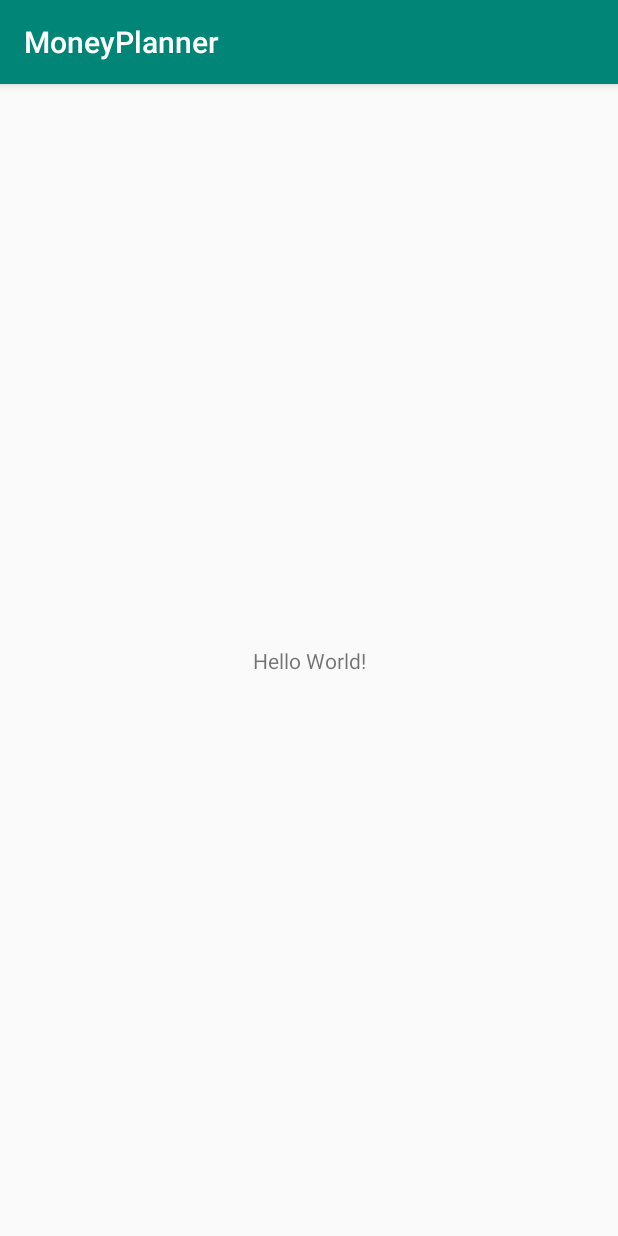
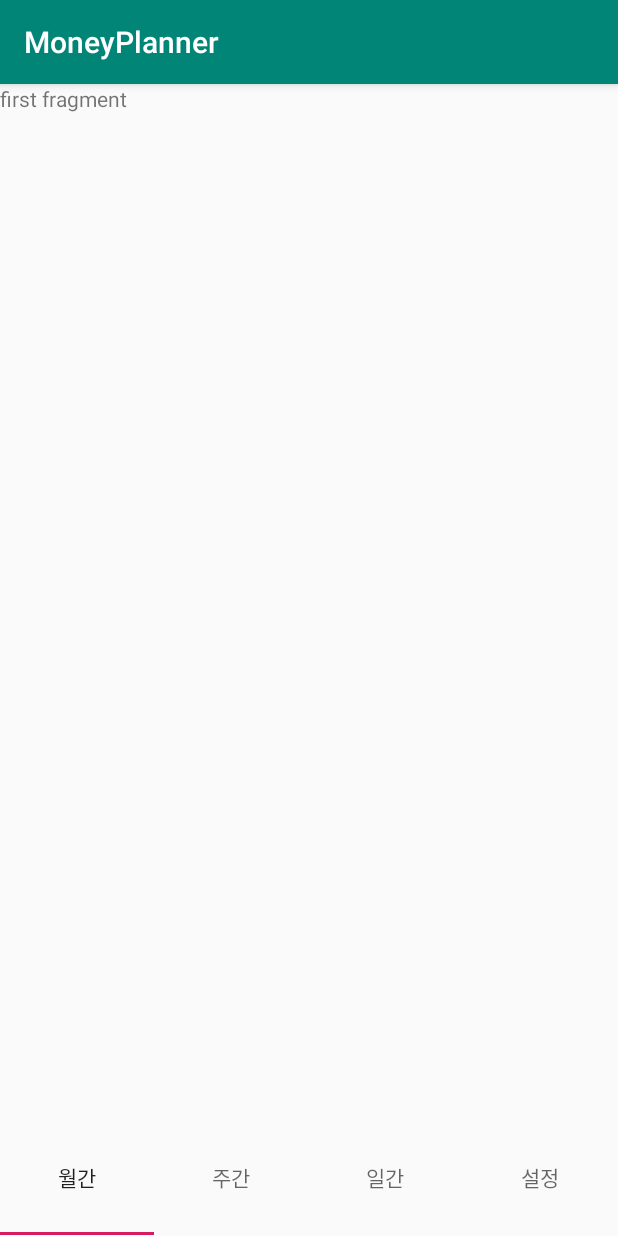
Before and after one commit to Junghun0/MoneyPlanner, an Android app: the screen it shows after launch (MainActivity), on a phone screen of 412 x 824 dp. Run offline under Robolectric (Android 15) with nearby library versions, the phone set to English and light mode, and no system bars; our stand-ins replace ButterKnife.

Commit message:
add : tablayout / fragment

```diff
--- a/app/src/main/AndroidManifest.xml
+++ b/app/src/main/AndroidManifest.xml
@@ -9,10 +9,10 @@
         android:roundIcon="@mipmap/ic_launcher_round"
         android:supportsRtl="true"
         android:theme="@style/AppTheme">
-        <activity android:name=".MainActivity">
+        <activity android:name=".Activity.MainActivity">
         </activity>
 
-        <activity android:name=".SplashActivity"
+        <activity android:name=".Activity.SplashActivity"
             android:theme="@style/SplashTheme">
             <intent-filter>
                 <action android:name="android.intent.action.MAIN" />
--- /dev/null
+++ b/app/src/main/java/com/example/parkjunghun/moneyplanner/Activity/Adapter/ViewPagerAdapter.java
@@ -0,0 +1,47 @@
+package com.example.parkjunghun.moneyplanner.Activity.Adapter;
+
+import android.content.Context;
+import android.support.v4.app.Fragment;
+import android.support.v4.app.FragmentManager;
+import android.support.v4.app.FragmentPagerAdapter;
+
+import com.example.parkjunghun.moneyplanner.Activity.Fragment.First_Fragment;
+import com.example.parkjunghun.moneyplanner.Activity.Fragment.Fourth_Fragment;
+import com.example.parkjunghun.moneyplanner.Activity.Fragment.Second_Fragment;
+import com.example.parkjunghun.moneyplanner.Activity.Fragment.Third_Fragment;
+
+public class ViewPagerAdapter extends FragmentPagerAdapter {
+    private Context context;
+
+    public ViewPagerAdapter(FragmentManager fm, Context context) {
+        super(fm);
+        this.context = context;
+    }
+
+    @Override
+    public Fragment getItem(int i) {
+        switch (i){
+            case 0 :
+                return new First_Fragment();
+            case 1:
+                return new Second_Fragment();
+            case 2:
+                return new Third_Fragment();
+            case 3:
+                return new Fourth_Fragment();
+
+            default:
+                return null;
+        }
+    }
+
+    @Override
+    public int getCount() {
+        return 4;
+    }
+
+    @Override
+    public int getItemPosition(Object object) {
+        return POSITION_NONE;
+    }
+}
--- /dev/null
+++ b/app/src/main/java/com/example/parkjunghun/moneyplanner/Activity/Fragment/First_Fragment.java
@@ -0,0 +1,23 @@
+package com.example.parkjunghun.moneyplanner.Activity.Fragment;
+
+import android.os.Bundle;
+import android.support.annotation.NonNull;
+import android.support.annotation.Nullable;
+import android.support.v4.app.Fragment;
+import android.view.LayoutInflater;
+import android.view.View;
+import android.view.ViewGroup;
+
+import com.example.parkjunghun.moneyplanner.R;
+
+public class First_Fragment extends Fragment {
+
+    @Nullable
+    @Override
+    public View onCreateView(@NonNull LayoutInflater inflater, @Nullable ViewGroup container, @Nullable Bundle savedInstanceState) {
+        View view = inflater.inflate(R.layout.first_fragment_layout, container, false);
+
+
+        return view;
+    }
+}
--- /dev/null
+++ b/app/src/main/java/com/example/parkjunghun/moneyplanner/Activity/Fragment/Second_Fragment.java
@@ -0,0 +1,22 @@
+package com.example.parkjunghun.moneyplanner.Activity.Fragment;
+
+import android.os.Bundle;
+import android.support.annotation.NonNull;
+import android.support.annotation.Nullable;
+import android.support.v4.app.Fragment;
+import android.view.LayoutInflater;
+import android.view.View;
+import android.view.ViewGroup;
+
+import com.example.parkjunghun.moneyplanner.R;
+
+public class Second_Fragment extends Fragment {
+
+    @Nullable
+    @Override
+    public View onCreateView(@NonNull LayoutInflater inflater, @Nullable ViewGroup container, @Nullable Bundle savedInstanceState) {
+        View view = inflater.inflate(R.layout.second_fragment_layout, container, false);
+
+        return view;
+    }
+}
--- /dev/null
+++ b/app/src/main/java/com/example/parkjunghun/moneyplanner/Activity/MainActivity.java
@@ -0,0 +1,38 @@
+package com.example.parkjunghun.moneyplanner.Activity;
+
+import android.os.Bundle;
+import android.support.design.widget.TabLayout;
+import android.support.v4.view.ViewPager;
+import android.support.v7.app.AppCompatActivity;
+
+import com.example.parkjunghun.moneyplanner.Activity.Adapter.ViewPagerAdapter;
+import com.example.parkjunghun.moneyplanner.R;
+
+import butterknife.BindView;
+import butterknife.ButterKnife;
+
+public class MainActivity extends AppCompatActivity {
+
+    @BindView(R.id.main_Tablayout)
+    TabLayout tabLayout;
+    @BindView(R.id.main_ViewPager)
+    ViewPager viewPager;
+
+    @Override
+    protected void onCreate(Bundle savedInstanceState) {
+        super.onCreate(savedInstanceState);
+        setContentView(R.layout.activity_main);
+        ButterKnife.bind(this);
+        ViewPagerAdapter viewPagerAdapter = new ViewPagerAdapter(getSupportFragmentManager(), this);
+
+        viewPager.setAdapter(viewPagerAdapter);
+        tabLayout.setupWithViewPager(viewPager);
+
+        tabLayout.getTabAt(0).setText("월간");
+        tabLayout.getTabAt(1).setText("주간");
+        tabLayout.getTabAt(2).setText("일간");
+        tabLayout.getTabAt(3).setText("설정");
+
+        tabLayout.setTabGravity(TabLayout.GRAVITY_FILL);
+    }
+}
--- a/app/src/main/java/com/example/parkjunghun/moneyplanner/SplashActivity.java
+++ b/app/src/main/java/com/example/parkjunghun/moneyplanner/Activity/SplashActivity.java
@@ -1,4 +1,4 @@
-package com.example.parkjunghun.moneyplanner;
+package com.example.parkjunghun.moneyplanner.Activity;
 
 import android.content.Intent;
 import android.os.Bundle;
--- a/app/src/main/res/layout/activity_main.xml
+++ b/app/src/main/res/layout/activity_main.xml
@@ -1,18 +1,24 @@
 <?xml version="1.0" encoding="utf-8"?>
-<android.support.constraint.ConstraintLayout xmlns:android="http://schemas.android.com/apk/res/android"
+<LinearLayout xmlns:android="http://schemas.android.com/apk/res/android"
     xmlns:app="http://schemas.android.com/apk/res-auto"
     xmlns:tools="http://schemas.android.com/tools"
     android:layout_width="match_parent"
     android:layout_height="match_parent"
-    tools:context=".MainActivity">
+    tools:context=".Activity.MainActivity"
+    android:orientation="vertical">
 
-    <TextView
-        android:layout_width="wrap_content"
-        android:layout_height="wrap_content"
-        android:text="Hello World!"
-        app:layout_constraintBottom_toBottomOf="parent"
-        app:layout_constraintLeft_toLeftOf="parent"
-        app:layout_constraintRight_toRightOf="parent"
-        app:layout_constraintTop_toTopOf="parent" />
+        <android.support.v4.view.ViewPager
+            android:id="@+id/main_ViewPager"
+            android:layout_width="match_parent"
+            android:layout_height="0dp"
+            android:layout_weight="0.9" />
 
-</android.support.constraint.ConstraintLayout>
+        <android.support.design.widget.TabLayout
+            android:id="@+id/main_Tablayout"
+            android:layout_width="match_parent"
+            android:layout_height="0dp"
+            android:layout_weight="0.1"/>
+
+
+
+</LinearLayout>
--- /dev/null
+++ b/app/src/main/res/layout/first_fragment_layout.xml
@@ -0,0 +1,11 @@
+<?xml version="1.0" encoding="utf-8"?>
+<LinearLayout xmlns:android="http://schemas.android.com/apk/res/android"
+    android:layout_width="match_parent"
+    android:layout_height="match_parent">
+
+    <TextView
+        android:layout_width="wrap_content"
+        android:layout_height="wrap_content"
+        android:text="first fragment"/>
+
+</LinearLayout>
```
Also changed, not shown: app/src/main/java/com/example/parkjunghun/moneyplanner/Activity/Fragment/Fourth_Fragment.java (added, +22 -0 lines), app/src/main/java/com/example/parkjunghun/moneyplanner/Activity/Fragment/Third_Fragment.java (added, +22 -0 lines), app/src/main/java/com/example/parkjunghun/moneyplanner/MainActivity.java (deleted, +0 -13 lines), app/src/main/res/layout/fourth_fragment_layout.xml (added, +11 -0 lines), app/src/main/res/layout/second_fragment_layout.xml (added, +11 -0 lines), app/src/main/res/layout/third_fragment_layout.xml (added, +11 -0 lines), 1 other file.
